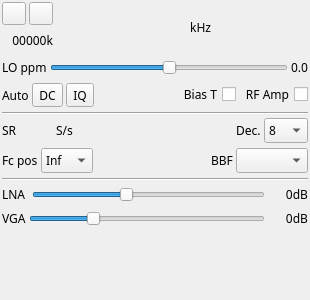
Qt form plugins/samplesource/hackrfinput/hackrfinputgui.ui (f4exb/sdrangel) before a commit.
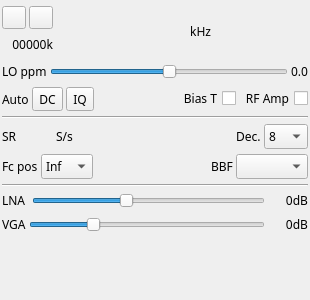
The same form after that commit. Icons and pictures are not drawn. Custom widgets are drawn as their Qt base class.

```diff
--- a/plugins/samplesource/hackrfinput/hackrfinputgui.ui
+++ b/plugins/samplesource/hackrfinput/hackrfinputgui.ui
@@ -49,6 +49,9 @@
    </property>
    <item>
     <layout class="QHBoxLayout" name="horizontalLayout_freq">
+     <property name="topMargin">
+      <number>4</number>
+     </property>
      <property name="bottomMargin">
       <number>2</number>
      </property>
@@ -129,7 +132,7 @@
        </property>
        <property name="font">
         <font>
-         <family>Monospace</family>
+         <family>DejaVu Sans Mono</family>
          <pointsize>20</pointsize>
         </font>
        </property>
@@ -300,6 +303,9 @@
    </item>
    <item>
     <layout class="QHBoxLayout" name="sampleRateLayout">
+     <property name="topMargin">
+      <number>2</number>
+     </property>
      <item>
       <widget class="QLabel" name="sampleRateLabel">
        <property name="sizePolicy">
@@ -335,7 +341,7 @@
        </property>
        <property name="font">
         <font>
-         <family>Monospace</family>
+         <family>DejaVu Sans Mono</family>
          <pointsize>12</pointsize>
         </font>
        </property>
@@ -425,7 +431,7 @@
     </layout>
    </item>
    <item>
-    <layout class="QGridLayout" name="gridLayout_decim" columnstretch="0,0,0,0,0,0">
+    <layout class="QGridLayout" name="gridLayout_decim" columnstretch="0,0,0,0,0">
      <property name="topMargin">
       <number>2</number>
      </property>
```
Left out of the diff: 5 changed lines with no effect on the pictures.
